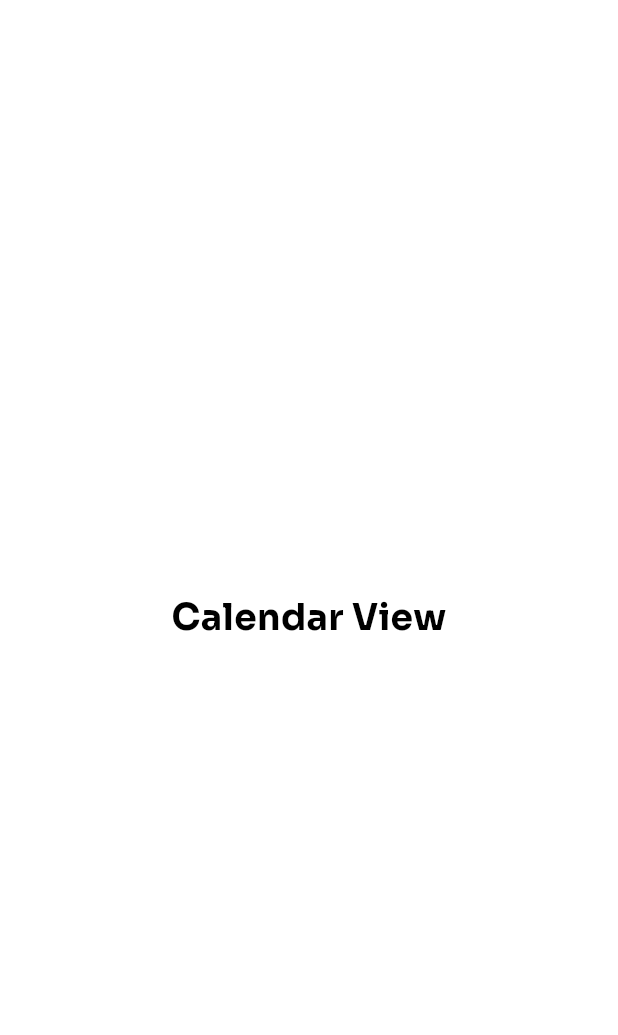
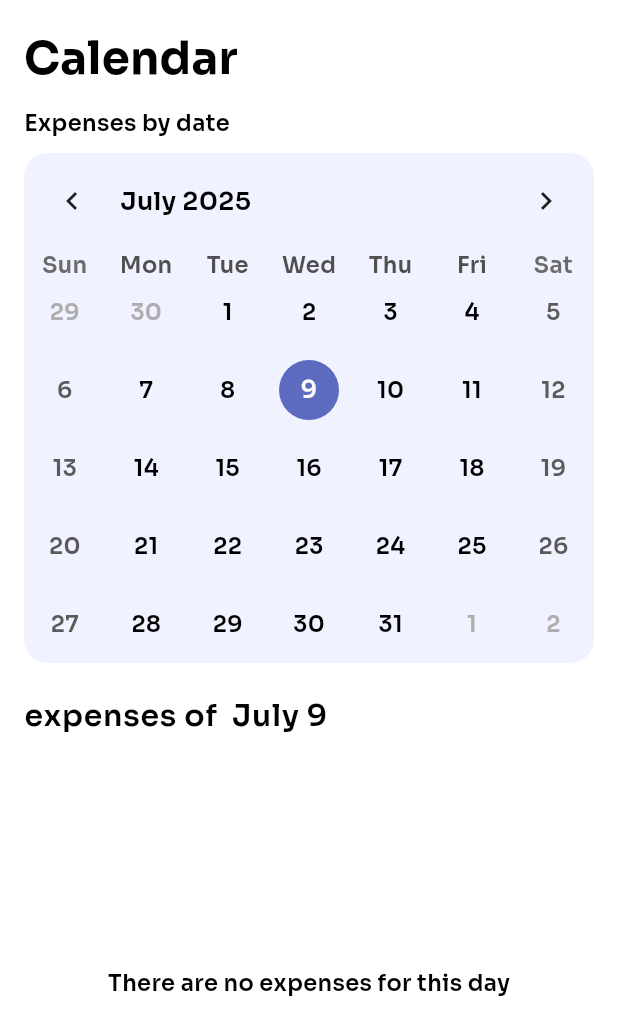
Before and after one commit to Slowriide/expense_tracker, a Flutter app: the CalendarView screen opened directly, on a phone screen of 412 x 824 dp. Shown: the top 1035 px of the screen. Run offline on Flutter 3.47's test engine with Material 3 defaults, Android fonts, the phone set to English and light mode, and no system bars; drawn by our look-alikes of table_calendar; our stand-ins replace fl_chart, flutter_riverpod, font_awesome_flutter, freezed_annotation, go_router, google_fonts and 2 more; accounts and stored records are empty; generated files the repository leaves out were written again.

Commit message:
feat: Add table_calendar dependency and enhance theming with new colors
- Added table_calendar dependency in pubspec.yaml for calendar functionality.
- Introduced a tertiary color in AppColors for improved theming.
- Updated AppTheme to utilize the new tertiary color.
- Refactored ExpenseTile to include context menu for editing and deleting expenses.
- Removed unused CalendarView component to streamline the codebase.

```diff
--- /dev/null
+++ b/lib/common/utils/get_month_by_number.dart
@@ -0,0 +1,17 @@
+String getMonthByNumber(int month) {
+  const monthNames = [
+    'January',
+    'February',
+    'March',
+    'April',
+    'May',
+    'June',
+    'July',
+    'August',
+    'September',
+    'October',
+    'November',
+    'December',
+  ];
+  return monthNames[month - 1];
+}
--- a/lib/core/theme/app_colors.dart
+++ b/lib/core/theme/app_colors.dart
@@ -3,6 +3,7 @@ import 'package:flutter/material.dart';
 class AppColors {
   Color get primary => const Color(0xFFf0f2ff);
   Color get secondary => Colors.deepPurple;
+  Color get tertiary => const Color.fromARGB(255, 61, 82, 201);
   Color get surface => Colors.white;
   Color get text => Colors.black;
 }
--- a/lib/core/theme/app_theme.dart
+++ b/lib/core/theme/app_theme.dart
@@ -4,12 +4,18 @@ import 'package:google_fonts/google_fonts.dart';
 
 /// This class defines the app's theme using Material 3 design principles.
 class AppTheme {
+  late final AppColors colors;
+
+  AppTheme() {
+    colors = AppColors();
+  }
   ThemeData getTheme() => ThemeData(
     useMaterial3: true,
 
     colorScheme: ColorScheme.light(
       primary: Color(0xFFf0f2ff),
       secondary: Colors.deepPurple,
+      tertiary: colors.tertiary,
       surface: Colors.white,
       error: Colors.red,
       onPrimary: Colors.white,
--- /dev/null
+++ b/lib/presentation/views/calendar/calendar_view.dart
@@ -0,0 +1,134 @@
+import 'package:control_gastos/common/utils/get_month_by_number.dart';
+import 'package:control_gastos/domain/entities/expense.dart';
+import 'package:control_gastos/presentation/providers/expense_repository_provider.dart';
+import 'package:control_gastos/presentation/views/calendar/providers/selected_day_provider.dart';
+import 'package:control_gastos/presentation/widgets/expense_tile.dart';
+import 'package:flutter/material.dart';
+import 'package:flutter_riverpod/flutter_riverpod.dart';
+import 'package:table_calendar/table_calendar.dart';
+
+class CalendarView extends ConsumerWidget {
+  const CalendarView({super.key});
+
+  @override
+  Widget build(BuildContext context, WidgetRef ref) {
+    final theme = Theme.of(context).colorScheme;
+    final textStyle = Theme.of(context).textTheme;
+
+    final selectedDay = ref.watch(selectedDayProvider);
+    final expensesAsync = ref.watch(expenseListNotifierProvider);
+
+    final month = getMonthByNumber(selectedDay.month);
+    final day = selectedDay.day;
+
+    final List<Expense> eventOfDay = expensesAsync.when(
+      data:
+          (expenses) =>
+              expenses.where((e) {
+                return e.date.year == selectedDay.year &&
+                    e.date.month == selectedDay.month &&
+                    e.date.day == selectedDay.day;
+              }).toList(),
+      loading: () => [],
+      error: (_, __) => [],
+    );
+
+    return Scaffold(
+      body: SafeArea(
+        child: Padding(
+          padding: EdgeInsets.all(16),
+          child: Column(
+            crossAxisAlignment: CrossAxisAlignment.start,
+            children: [
+              Text('Calendar', style: textStyle.titleMedium),
+              SizedBox(height: 10),
+              Text('Expenses by date', style: textStyle.bodyMedium),
+              SizedBox(height: 10),
+              //Calendar
+              Container(
+                decoration: BoxDecoration(
+                  color: theme.primary,
+                  borderRadius: BorderRadius.circular(16),
+                ),
+                child: TableCalendar(
+                  focusedDay: selectedDay,
+                  firstDay: DateTime(2010),
+                  lastDay: DateTime(2150),
+                  selectedDayPredicate: (day) => isSameDay(day, selectedDay),
+                  onDaySelected: (day, focusedDay) {
+                    ref.read(selectedDayProvider.notifier).setSelectedDate(day);
+                  },
+                  calendarStyle: CalendarStyle(
+                    markerDecoration: BoxDecoration(
+                      color: theme.secondary,
+                      shape: BoxShape.circle,
+                    ),
+                    markersMaxCount: 3,
+                  ),
+                  headerStyle: HeaderStyle(formatButtonVisible: false),
+
+                  //? Usar?
+                  // onHeaderTapped: (focusedDay) async {
+                  //   final picked = await showDatePicker(
+                  //     context: context,
+                  //     initialDate: focusedDay,
+                  //     firstDate: DateTime(2020),
+                  //     lastDate: DateTime(2030),
+                  //     helpText: 'Selecciona una fecha',
+                  //   );
+                  //   if (picked != null) {
+                  //     ref
+                  //         .read(selectedDayProvider.notifier)
+                  //         .setSelectedDate(picked);
+                  //   }
+                  // },
+                  eventLoader: (day) {
+                    return expensesAsync.when(
+                      data:
+                          (expenses) =>
+                              expenses.where((expense) {
+                                return expense.date.year == day.year &&
+                                    expense.date.month == day.month &&
+                                    expense.date.day == day.day;
+                              }).toList(),
+                      loading:
+                          () => [Center(child: CircularProgressIndicator())],
+                      error: (e, __) => [Center(child: Text('Error: $e'))],
+                    );
+                  },
+                ),
+              ),
+
+              const SizedBox(height: 20),
+
+              Row(
+                children: [
+                  Text('expenses of  $month $day', style: textStyle.bodyLarge),
+                ],
+              ),
+              const SizedBox(height: 10),
+
+              //List of expenses
+              (eventOfDay.isEmpty)
+                  ? Expanded(
+                    child: Center(
+                      child: Text('There are no expenses for this day'),
+                    ),
+                  )
+                  : Expanded(
+                    child: ListView.builder(
+                      itemCount: eventOfDay.length,
+                      itemBuilder: (context, index) {
+                        final item = eventOfDay[index];
+
+                        return ExpenseTile(expense: item);
+                      },
+                    ),
+                  ),
+            ],
+          ),
+        ),
+      ),
+    );
+  }
+}
--- /dev/null
+++ b/lib/presentation/views/calendar/providers/selected_day_provider.dart
@@ -0,0 +1,15 @@
+import 'package:riverpod_annotation/riverpod_annotation.dart';
+
+part 'selected_day_provider.g.dart';
+
+@riverpod
+class SelectedDay extends _$SelectedDay {
+  @override
+  DateTime build() {
+    return DateTime.now();
+  }
+
+  void setSelectedDate(DateTime day) {
+    state = day;
+  }
+}
--- a/lib/presentation/views/calendar_view.dart
+++ /dev/null
@@ -1,17 +0,0 @@
-import 'package:flutter/material.dart';
-
-class CalendarView extends StatelessWidget {
-  const CalendarView({super.key});
-
-  @override
-  Widget build(BuildContext context) {
-    return const Scaffold(
-      body: Center(
-        child: Text(
-          'Calendar View',
-          style: TextStyle(fontSize: 24, fontWeight: FontWeight.bold),
-        ),
-      ),
-    );
-  }
-}
--- a/lib/presentation/views/views.dart
+++ b/lib/presentation/views/views.dart
@@ -1,4 +1,4 @@
-export './calendar_view.dart';
+export 'calendar/calendar_view.dart';
 export 'charts/charts_view.dart';
 export 'home/home_view.dart';
 export './user_view.dart';
--- a/pubspec.yaml
+++ b/pubspec.yaml
@@ -43,6 +43,7 @@ dependencies:
   popover: ^0.3.1
   riverpod_annotation: ^2.6.1
   sqflite: ^2.4.2
+  table_calendar: ^3.2.0
 
 dev_dependencies:
   build_runner: ^2.5.3
```
Also changed, not shown: lib/presentation/views/charts/widgets/chart_view_container.dart (+2 -19 lines), lib/presentation/views/home/all_moves_view.dart (+1 -10 lines), lib/presentation/views/home/expenses_view.dart (+1 -50 lines), lib/presentation/widgets/expense_tile.dart (+58 -6 lines), lib/presentation/views/calendar/providers/selected_day_provider.g.dart (added), lib/presentation/views/charts/providers/expense_category_totals_by_date_provider.g.dart, pubspec.lock.
